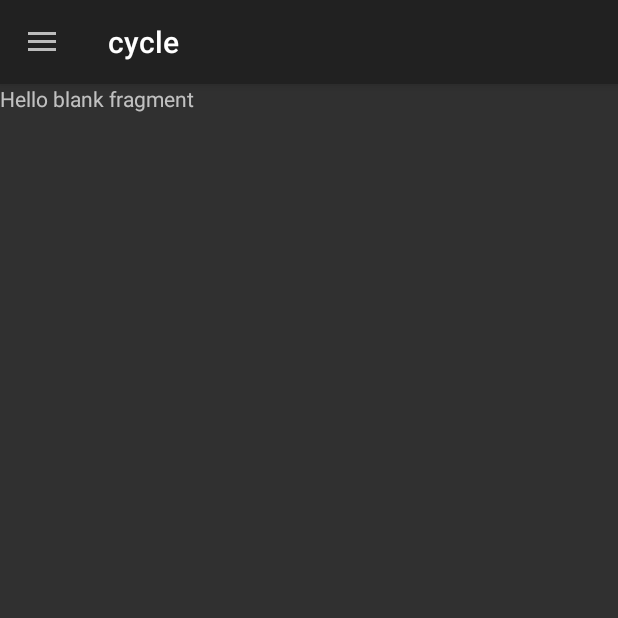
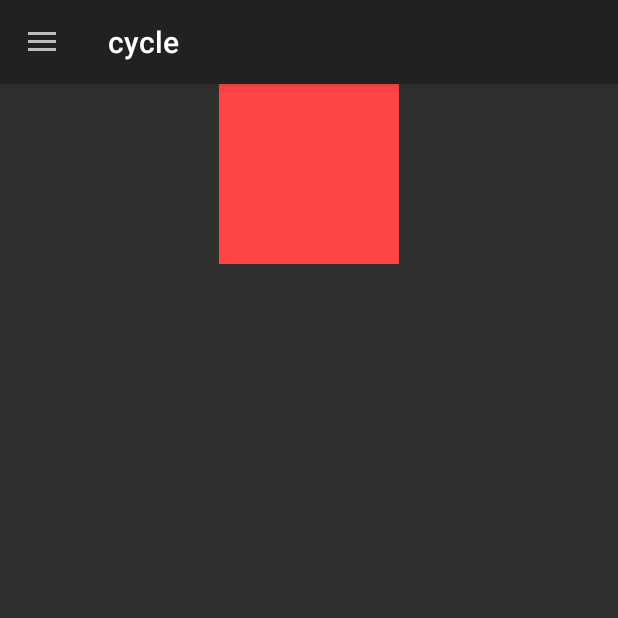
Before and after one commit to rqYue/Application56, an Android app: the CycleFragment screen opened through its navigation route, on a phone screen of 412 x 824 dp, the top half of it. Run offline under Robolectric (Android 15) with nearby library versions, the phone set to English and light mode, and no system bars; our stand-ins replace navigation-ui.

Commit message:
add: 增加周期的动态效果

```diff
--- a/app/src/main/res/layout/fragment_cycle.xml
+++ b/app/src/main/res/layout/fragment_cycle.xml
@@ -1,14 +1,37 @@
 <?xml version="1.0" encoding="utf-8"?>
-<FrameLayout xmlns:android="http://schemas.android.com/apk/res/android"
+<androidx.constraintlayout.motion.widget.MotionLayout xmlns:android="http://schemas.android.com/apk/res/android"
+    xmlns:app="http://schemas.android.com/apk/res-auto"
     xmlns:tools="http://schemas.android.com/tools"
+    android:id="@+id/motionLayout"
     android:layout_width="match_parent"
     android:layout_height="match_parent"
+    app:layoutDescription="@xml/fragment_cycle_scene"
     tools:context=".fragment.CycleFragment">
 
-    <!-- TODO: Update blank fragment layout -->
-    <TextView
-        android:layout_width="match_parent"
+    <View
+        android:id="@+id/view"
+        android:layout_width="120dp"
+        android:layout_height="120dp"
+        android:background="@android:color/holo_red_light"
+        app:layout_constraintEnd_toEndOf="parent"
+        app:layout_constraintHorizontal_bias="0.5"
+        app:layout_constraintStart_toStartOf="parent"
+        app:layout_constraintTop_toTopOf="parent" />
+
+    <View
+        android:id="@+id/viewSine"
+        android:layout_width="130dp"
         android:layout_height="match_parent"
-        android:text="@string/hello_blank_fragment" />
+        app:layout_constraintBottom_toBottomOf="parent"
+        app:layout_constraintStart_toStartOf="parent"
+        app:layout_constraintTop_toTopOf="parent" />
 
-</FrameLayout>
+    <View
+        android:id="@+id/viewBounce"
+        android:layout_width="130dp"
+        android:layout_height="match_parent"
+        app:layout_constraintBottom_toBottomOf="parent"
+        app:layout_constraintEnd_toEndOf="parent"
+        app:layout_constraintTop_toTopOf="parent" />
+
+</androidx.constraintlayout.motion.widget.MotionLayout>
--- /dev/null
+++ b/app/src/main/res/xml/fragment_cycle_scene.xml
@@ -0,0 +1,67 @@
+<?xml version="1.0" encoding="utf-8"?>
+<MotionScene
+    xmlns:android="http://schemas.android.com/apk/res/android"
+    xmlns:motion="http://schemas.android.com/apk/res-auto">
+
+    <!-- TODO:  jumpToStart 属性设置无效，需要修复 -->
+    <Transition
+        motion:constraintSetEnd="@+id/sine"
+        motion:constraintSetStart="@id/start"
+        motion:duration="3000"
+        motion:motionInterpolator="easeInOut"
+        motion:autoTransition="jumpToStart">
+
+<!--使用关键帧设置振荡图形-->
+       <KeyFrameSet>
+           <KeyCycle
+               motion:motionTarget="@+id/view"
+               motion:framePosition="100"
+               motion:wavePeriod="1.5"
+               android:translationX="150dp"
+               motion:waveOffset="0dp" />
+       </KeyFrameSet>
+        <OnClick motion:targetId="@id/viewSine" />
+    </Transition>
+
+    <ConstraintSet android:id="@+id/start">
+    </ConstraintSet>
+
+    <ConstraintSet android:id="@+id/sine">
+        <Constraint
+            android:layout_height="120dp"
+            motion:layout_constraintStart_toStartOf="parent"
+            motion:layout_constraintBottom_toBottomOf="parent"
+            motion:layout_constraintHorizontal_bias="0.5"
+            motion:layout_constraintEnd_toEndOf="parent"
+            android:layout_width="120dp"
+            android:id="@+id/view" />
+    </ConstraintSet>
+    <ConstraintSet android:id="@+id/bounce" >
+        <Constraint
+            android:layout_height="120dp"
+            motion:layout_constraintStart_toStartOf="parent"
+            motion:layout_constraintBottom_toBottomOf="parent"
+            motion:layout_constraintHorizontal_bias="0.5"
+            motion:layout_constraintEnd_toEndOf="parent"
+            android:layout_width="120dp"
+            android:id="@+id/view" />
+    </ConstraintSet>
+    <Transition
+        motion:constraintSetStart="@+id/start"
+        motion:constraintSetEnd="@+id/bounce"
+        motion:duration="3000"
+        motion:autoTransition="jumpToStart">
+
+        <KeyFrameSet >
+            <KeyCycle
+                motion:motionTarget="@+id/view"
+                motion:framePosition="100"
+                motion:wavePeriod="1"
+                motion:waveShape="bounce"
+                android:translationX="150dp"
+                motion:waveOffset="0dp" />
+        </KeyFrameSet>
+
+        <OnClick motion:targetId="@id/viewBounce" />
+    </Transition>
+</MotionScene>
--- a/app/src/main/res/xml/fragment_straight_scene.xml
+++ b/app/src/main/res/xml/fragment_straight_scene.xml
@@ -3,10 +3,12 @@
     xmlns:android="http://schemas.android.com/apk/res/android"
     xmlns:motion="http://schemas.android.com/apk/res-auto">
 
+<!--    使用贝塞尔曲线控制移动的速度-->
     <Transition
         motion:constraintSetEnd="@+id/left"
         motion:constraintSetStart="@id/start"
-        motion:duration="500">
+        motion:duration="3000"
+        motion:motionInterpolator="cubic(1,0,0,1)">
        <KeyFrameSet>
        </KeyFrameSet>
         <OnClick motion:targetId="@id/viewLeft" />
```
